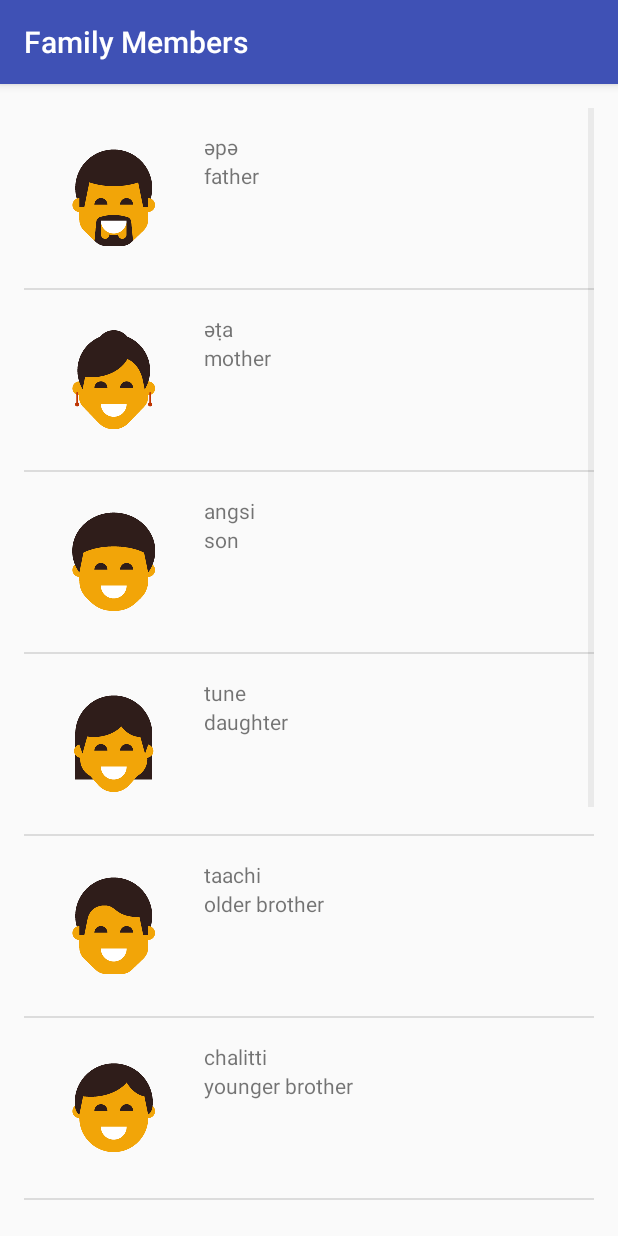
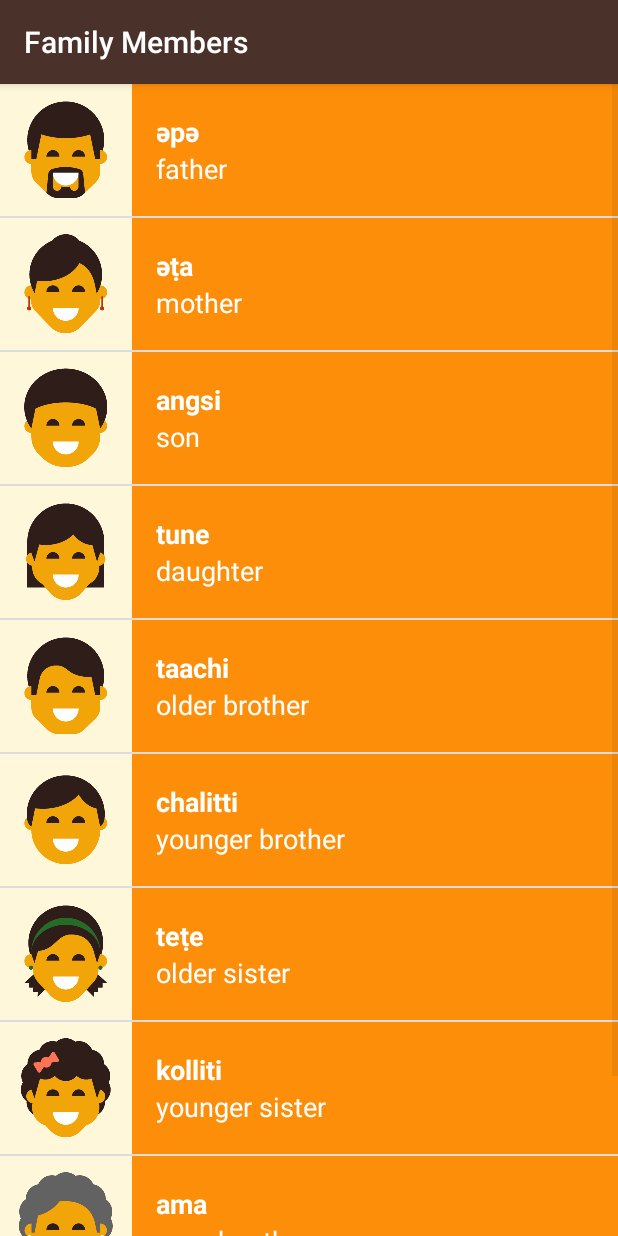
Before and after one commit to ramb0Ram/miwok_udacity_app, an Android app: the FamilyMembersActivity screen opened directly, with no data from a screen before it, on a phone screen of 412 x 824 dp. Run offline under Robolectric (Android 15) with nearby library versions, the light colour scheme and no system bars.

Commit message:
Changes on view

```diff
--- a/app/src/main/java/com/example/goku/miwokudacityapp/FamilyMembersActivity.java
+++ b/app/src/main/java/com/example/goku/miwokudacityapp/FamilyMembersActivity.java
@@ -14,6 +14,7 @@ public class FamilyMembersActivity extends AppCompatActivity {
         setContentView(R.layout.word_list);
 
         ArrayList<Word> words = new ArrayList<>();
+
         words.add(new Word("father", "әpә", R.drawable.family_father));
         words.add(new Word("mother", "әṭa", R.drawable.family_mother));
         words.add(new Word("son", "angsi", R.drawable.family_son));
--- a/app/src/main/res/layout/activity_main.xml
+++ b/app/src/main/res/layout/activity_main.xml
@@ -4,7 +4,6 @@
     android:id="@+id/activity_main"
     android:layout_width="match_parent"
     android:layout_height="match_parent"
-
     tools:context="com.example.goku.miwokudacityapp.MainActivity">
 
     <LinearLayout
--- a/app/src/main/res/layout/list_item.xml
+++ b/app/src/main/res/layout/list_item.xml
@@ -1,35 +1,46 @@
 <?xml version="1.0" encoding="utf-8"?>
 <LinearLayout xmlns:android="http://schemas.android.com/apk/res/android"
     xmlns:tools="http://schemas.android.com/tools"
-    android:id="@+id/list_item"
     android:layout_width="match_parent"
-    android:layout_height="match_parent"
+    android:layout_height="wrap_content"
+    android:background="@color/tan_background"
+    android:minHeight="@dimen/list_item_height"
     android:orientation="horizontal"
-    android:padding="16dp">
+
+    android:id="@+id/list_item">
 
     <ImageView
-        android:layout_width="wrap_content"
-        android:layout_height="wrap_content"
-        android:paddingRight="16dp"
-        android:src="@mipmap/ic_launcher"
-        android:id="@+id/image_of_word"/>
+        android:id="@+id/image_of_word"
+        android:layout_width="@dimen/list_item_height"
+        android:layout_height="@dimen/list_item_height" />
 
     <LinearLayout
-        android:layout_width="wrap_content"
-        android:layout_height="wrap_content"
-        android:orientation="vertical">
+        android:layout_width="match_parent"
+        android:layout_height="match_parent"
+        android:orientation="vertical"
+        android:background="@color/category_numbers"
+        android:paddingLeft="16dp">
 
         <TextView
             android:id="@+id/miwok_text_view"
             android:layout_width="match_parent"
-            android:layout_height="wrap_content"
-            tools:text="lutti" />
+            android:layout_height="0dp"
+            android:layout_weight="1"
+            tools:text="lutti"
+            android:gravity="bottom"
+            android:textAppearance="?android:textAppearanceMedium"
+            android:textColor="@color/text_color"
+            android:textStyle="bold"/>
 
         <TextView
             android:id="@+id/default_text_view"
             android:layout_width="match_parent"
-            android:layout_height="wrap_content"
-            tools:text="one" />
+            android:layout_height="0dp"
+            android:layout_weight="1"
+            android:gravity="top"
+            android:textAppearance="?android:textAppearanceMedium"
+            tools:text="one"
+            android:textColor="@color/text_color"/>
 
     </LinearLayout>
 
--- a/app/src/main/res/layout/word_list.xml
+++ b/app/src/main/res/layout/word_list.xml
@@ -1,12 +1,6 @@
 <?xml version="1.0" encoding="utf-8"?>
 <ListView xmlns:android="http://schemas.android.com/apk/res/android"
-    xmlns:tools="http://schemas.android.com/tools"
     android:id="@+id/list"
     android:orientation="vertical"
     android:layout_width="match_parent"
-    android:layout_height="match_parent"
-    android:paddingBottom="@dimen/activity_vertical_margin"
-    android:paddingLeft="@dimen/activity_horizontal_margin"
-    android:paddingRight="@dimen/activity_horizontal_margin"
-    android:paddingTop="@dimen/activity_vertical_margin"
-    tools:context="com.example.android.miwok.NumbersActivity"/>
+    android:layout_height="match_parent" />
--- a/app/src/main/res/values/colors.xml
+++ b/app/src/main/res/values/colors.xml
@@ -1,7 +1,7 @@
 <?xml version="1.0" encoding="utf-8"?>
 <resources>
-    <color name="colorPrimary">#3F51B5</color>
-    <color name="colorPrimaryDark">#303F9F</color>
+    <color name="colorPrimary">#4A312A</color>
+    <color name="colorPrimaryDark">#2F1D1A</color>
     <color name="colorAccent">#FF4081</color>
 
     <color name="primary_color">#4A312A</color>
@@ -11,4 +11,5 @@
     <color name="category_family">#379237</color>
     <color name="category_colors">#8800A0</color>
     <color name="category_phrases">#16AFCA</color>
+    <color name="text_color">#ffffff</color>
 </resources>
--- a/app/src/main/res/values/dimens.xml
+++ b/app/src/main/res/values/dimens.xml
@@ -1,7 +1,4 @@
 <resources>
     <!-- Height of each list item -->
     <dimen name="list_item_height">88dp</dimen>
-    <!-- Default screen margins, per the Android Design guidelines. -->
-    <dimen name="activity_horizontal_margin">16dp</dimen>
-    <dimen name="activity_vertical_margin">16dp</dimen>
 </resources>
--- a/app/src/main/res/values/styles.xml
+++ b/app/src/main/res/values/styles.xml
@@ -16,5 +16,4 @@
         <item name="android:textStyle">bold</item>
         <item name="android:textAppearance">@style/TextAppearance.AppCompat.Medium</item>
     </style>
-
 </resources>
```
